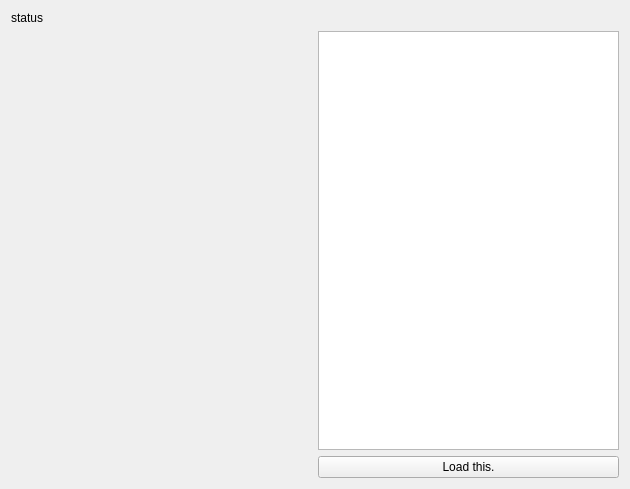
Old version of the form qrgui/versioning/transparentMode/ChangeVersion.ui in the repository qreal/qreal.
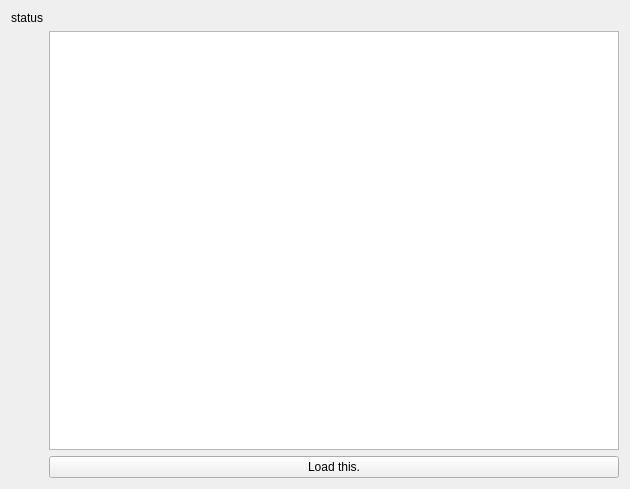
New version of the form.

The edit to the form file:
```diff
--- a/qrgui/versioning/transparentMode/ChangeVersion.ui
+++ b/qrgui/versioning/transparentMode/ChangeVersion.ui
@@ -14,36 +14,27 @@
    <string>Form</string>
   </property>
   <layout class="QGridLayout" name="gridLayout">
-   <item row="3" column="1">
-    <widget class="QPushButton" name="pushButton">
-     <property name="text">
-      <string>Load this.</string>
-     </property>
-    </widget>
-   </item>
-   <item row="2" column="1">
-    <widget class="QListWidget" name="listWidgetForLog"/>
-   </item>
-   <item row="3" column="0">
-    <spacer name="horizontalSpacer">
-     <property name="orientation">
-      <enum>Qt::Horizontal</enum>
-     </property>
-     <property name="sizeHint" stdset="0">
-      <size>
-       <width>40</width>
-       <height>20</height>
-      </size>
-     </property>
-    </spacer>
-   </item>
-   <item row="1" column="0" colspan="2">
+   <item row="0" column="0">
     <widget class="QLabel" name="label">
      <property name="text">
       <string>status</string>
      </property>
     </widget>
    </item>
+   <item row="1" column="1">
+    <layout class="QVBoxLayout" name="verticalLayout">
+     <item>
+      <widget class="QListWidget" name="listWidgetForLog"/>
+     </item>
+     <item>
+      <widget class="QPushButton" name="pushButton">
+       <property name="text">
+        <string>Load this.</string>
+       </property>
+      </widget>
+     </item>
+    </layout>
+   </item>
   </layout>
  </widget>
  <resources/>
```
